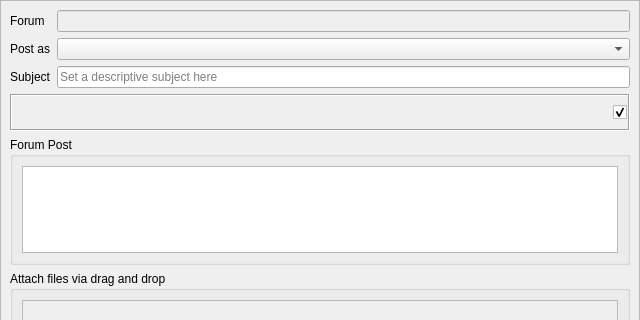
This is retroshare-gui/src/gui/gxsforums/CreateGxsForumMsg.ui in RetroShare/RetroShare as Qt 5 draws it before an edit; both pictures show x 0 to 640 and y 0 to 320 of the 640 by 465 pixel window. The edited form follows.
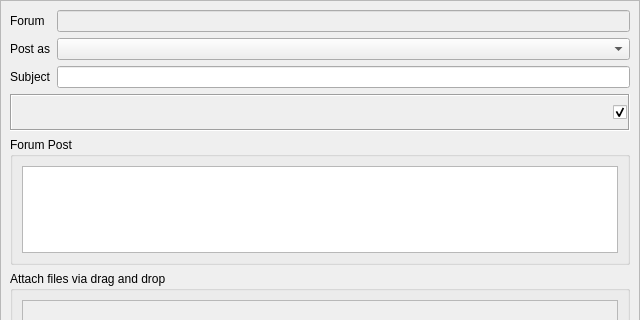
This is the edited form. Icons and pictures are not drawn. Custom widgets are drawn as their Qt base class.

Patch:
```diff
--- a/retroshare-gui/src/gui/gxsforums/CreateGxsForumMsg.ui
+++ b/retroshare-gui/src/gui/gxsforums/CreateGxsForumMsg.ui
@@ -77,9 +77,6 @@
             </item>
             <item row="2" column="1">
              <widget class="QLineEdit" name="forumSubject">
-              <property name="placeholderText">
-               <string>Set a descriptive subject here</string>
-              </property>
              </widget>
             </item>
             <item row="1" column="1">
```
